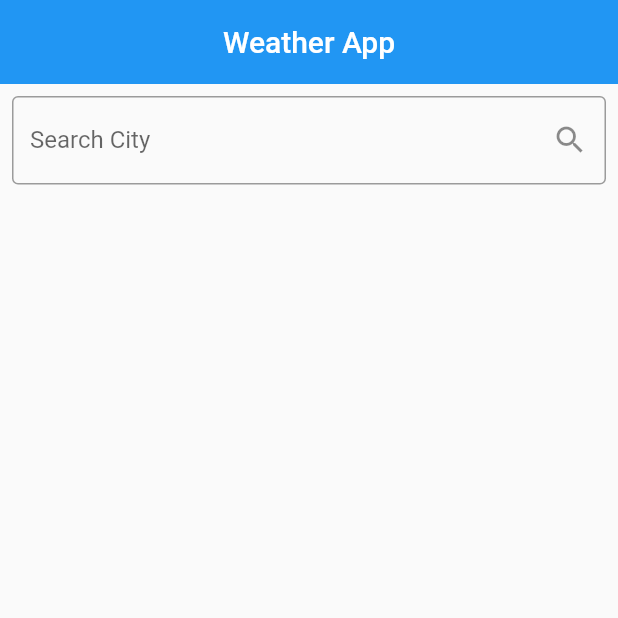
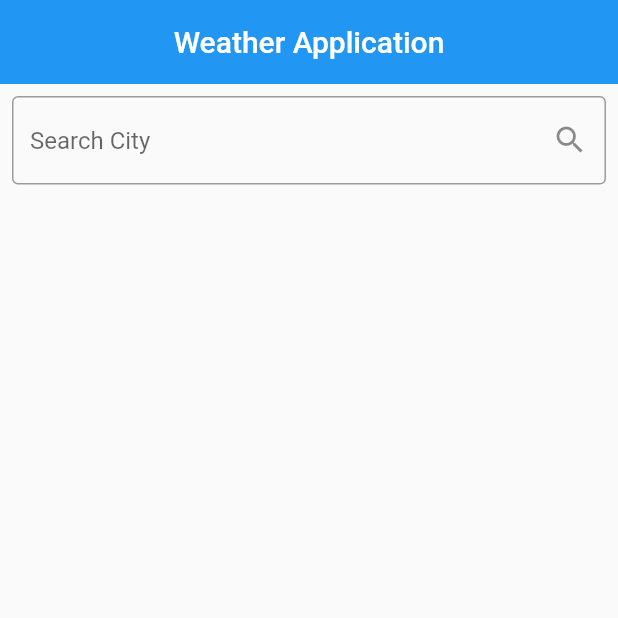
Before and after one commit to rubywai/flutter_weather_app_openweather_app, a Flutter app: the screen it shows after launch, on a phone screen of 412 x 824 dp, the top half of it. Run offline on Flutter 3.47's test engine with Material 2 defaults, Android fonts, the phone set to English and light mode, and no system bars; our stand-ins replace bloc, dio, flutter_bloc, retrofit; generated files the repository leaves out were written again.

Commit message:
search screen done

```diff
--- a/lib/main.dart
+++ b/lib/main.dart
@@ -1,17 +1,16 @@
 import 'package:flutter/material.dart';
-import 'package:untitled/screen/search_screen.dart';
+import 'package:untitled/screen/city_search/city_serch_screeen.dart';
 
 void main() {
   runApp(const MyApp());
 }
-
 class MyApp extends StatelessWidget {
   const MyApp({Key? key}) : super(key: key);
 
   @override
   Widget build(BuildContext context) {
     return const MaterialApp(
-      home:  SearchCityScreen(),
+      home: CitySearchScreen(),
     );
   }
 }
--- /dev/null
+++ b/lib/screen/city_search/city_serch_screeen.dart
@@ -0,0 +1,52 @@
+import 'package:flutter/material.dart';
+import 'package:flutter_bloc/flutter_bloc.dart';
+import 'package:untitled/bloc/search_bloc/search_city_bloc.dart';
+import 'package:untitled/data/model/city_search_model.dart';
+import 'package:untitled/screen/city_search/widget/city_list_widget.dart';
+import 'package:untitled/screen/city_search/widget/search_field_widget.dart';
+
+class CitySearchScreen extends StatefulWidget {
+  const CitySearchScreen({Key? key}) : super(key: key);
+
+  @override
+  State<CitySearchScreen> createState() => _CitySearchScreenState();
+}
+
+class _CitySearchScreenState extends State<CitySearchScreen> {
+  final TextEditingController _searchController = TextEditingController();
+  final SearchCityBloc _searchCityBloc = SearchCityBloc();
+
+  @override
+  Widget build(BuildContext context) {
+    return BlocProvider(
+      create: (context) => _searchCityBloc,
+      child: Scaffold(
+        appBar: AppBar(
+          title: const Text('Weather Application'),
+          centerTitle: true,
+          elevation: 0,
+        ),
+        body: Column(
+          children: [
+            SearchFieldWidget(searchController: _searchController, searchCityBloc: _searchCityBloc),
+            BlocBuilder<SearchCityBloc, SearchCityState>(
+                builder: (context, state) {
+              if (state is SearchCityLoading) {
+                return const Center(child: CircularProgressIndicator());
+              } else if (state is SearchCityFailed) {
+                return Text(state.errorMessage);
+              } else if (state is SearchCitySuccess) {
+                List<CitySearchResult> cities = state.cities;
+                if(cities.isEmpty){
+                  return const Center(child: Text('Empty Result'),);
+                }
+                return CountryListWidget(cities: cities);
+              }
+              return const SizedBox();
+            })
+          ],
+        ),
+      ),
+    );
+  }
+}
--- a/lib/screen/search_screen.dart
+++ /dev/null
@@ -1,54 +0,0 @@
-import 'package:flutter/material.dart';
-import 'package:flutter_bloc/flutter_bloc.dart';
-import 'package:untitled/bloc/search_bloc/search_city_bloc.dart';
-import 'package:untitled/data/model/city_search_model.dart';
-import 'package:untitled/widget/city_list.dart';
-import 'package:untitled/widget/search_field.dart';
-
-class SearchCityScreen extends StatefulWidget {
-  const SearchCityScreen({Key? key}) : super(key: key);
-
-  @override
-  State<SearchCityScreen> createState() => _SearchCityScreenState();
-}
-
-class _SearchCityScreenState extends State<SearchCityScreen> {
-  final TextEditingController _searchController = TextEditingController();
-  final SearchCityBloc _searchCityBloc = SearchCityBloc();
-
-  @override
-  Widget build(BuildContext context) {
-    return BlocProvider(
-      create: (context) => _searchCityBloc,
-      child: Scaffold(
-        appBar: AppBar(
-          title: const Text('Weather App'),
-          centerTitle: true,
-          elevation: 0,
-        ),
-        body: Column(
-          children: [
-            SearchFieldWidget(searchController: _searchController, searchCityBloc: _searchCityBloc),
-            BlocBuilder<SearchCityBloc, SearchCityState>(
-              builder: (context, state) {
-                if(state is SearchCityLoading){
-                  return const Center(child:  CircularProgressIndicator());
-                }
-                else if(state is SearchCityFailed){
-                  return Center(child: Text(state.errorMessage),);
-                }
-                else if(state is SearchCitySuccess){
-                  List<CitySearchResult> cities = state.cities;
-                  return Expanded(
-                    child: CityListWidget(cities: cities),
-                  );
-                }
-                return const SizedBox();
-              },
-            )
-          ],
-        ),
-      ),
-    );
-  }
-}
```
Also changed, not shown: lib/screen/city_search/widget/city_list_widget.dart (added, +26 -0 lines), lib/screen/city_search/widget/search_field_widget.dart (renamed from lib/widget/search_field.dart, +14 -15 lines), lib/widget/city_list.dart (deleted, +0 -24 lines).
